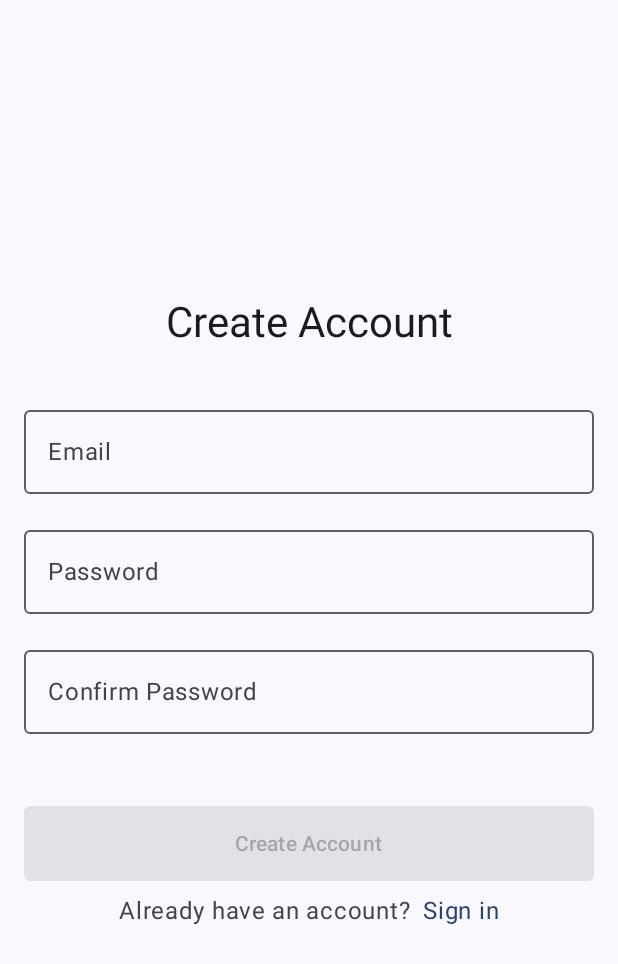
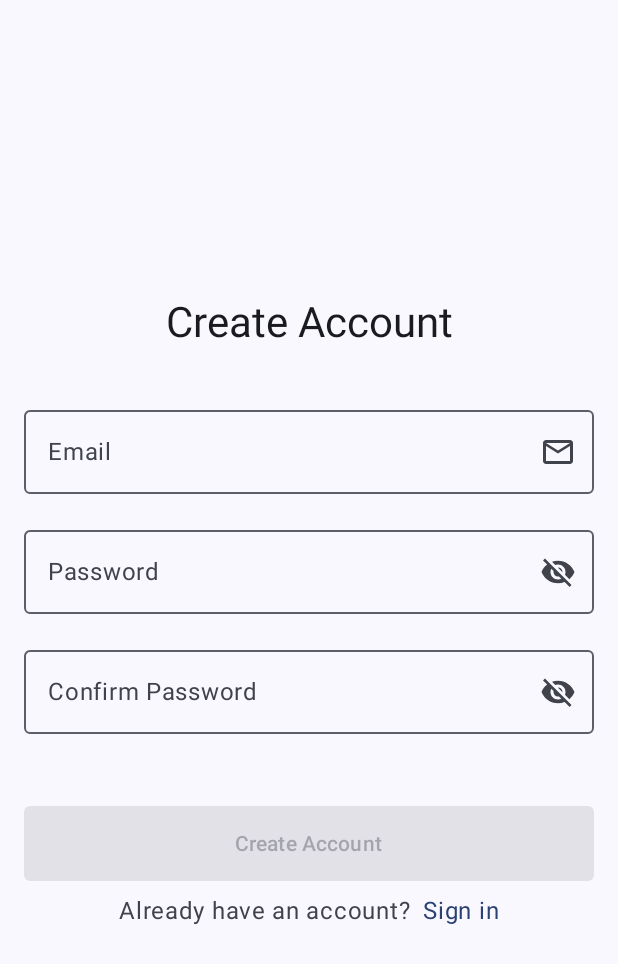
Before and after one commit to itsmeRonjie/GWeather, an Android app built with Jetpack Compose: the screen it shows after launch (MainActivity), after a tap on "Sign up", on a phone screen of 412 x 824 dp. Shown: the top 964 px of the screen. Run offline under Robolectric (Android 15) with nearby library versions, the phone set to English and light mode, and no system bars; our stand-ins replace Dagger/Hilt's generated code, Firebase (no records; nobody signed in at launch, a user with empty details on screens opened directly), Room's generated code; libraries missing offline, so code that uses them is left out: androidx.hilt.lifecycle.

Commit message:
Enhance AuthScreen password visibility and add email icon
This commit updates the `AuthScreen.kt` to improve the user experience for password input and email fields.

Key changes:
-   **Password Visibility Toggle**:
    -   Added `passwordVisible` and `confirmPasswordVisible` state variables to control the visibility of password text.
    -   Implemented `IconButton` with `Visibility` and `VisibilityOff` icons to allow users to toggle password visibility for both the password and confirm password fields.
-   **Email Field Icon**:
    -   Added an `Email` icon as a `trailingIcon` to the email `OutlinedTextField` for better visual indication.

```diff
--- a/app/src/main/java/com/ronjie/gweather/presentation/screen/auth/AuthScreen.kt
+++ b/app/src/main/java/com/ronjie/gweather/presentation/screen/auth/AuthScreen.kt
@@ -21,8 +21,14 @@ import androidx.compose.foundation.layout.padding
 import androidx.compose.foundation.layout.width
 import androidx.compose.foundation.shape.RoundedCornerShape
 import androidx.compose.foundation.text.KeyboardOptions
+import androidx.compose.material.icons.Icons
+import androidx.compose.material.icons.filled.Visibility
+import androidx.compose.material.icons.filled.VisibilityOff
+import androidx.compose.material.icons.outlined.Email
 import androidx.compose.material3.Button
 import androidx.compose.material3.CircularProgressIndicator
+import androidx.compose.material3.Icon
+import androidx.compose.material3.IconButton
 import androidx.compose.material3.MaterialTheme
 import androidx.compose.material3.OutlinedTextField
 import androidx.compose.material3.Text
@@ -51,6 +57,8 @@ fun AuthScreen(
     var email by remember { mutableStateOf("") }
     var password by remember { mutableStateOf("") }
     var confirmPassword by remember { mutableStateOf("") }
+    var passwordVisible by remember { mutableStateOf(false) }
+    var confirmPasswordVisible by remember { mutableStateOf(false) }
 
     val isEmailValid = remember(email) {
         android.util.Patterns.EMAIL_ADDRESS.matcher(email).matches()
@@ -121,6 +129,12 @@ fun AuthScreen(
                 AnimatedVisibility(email.isNotEmpty() && !isEmailValid) {
                     Text("Please enter a valid email address")
                 }
+            },
+            trailingIcon = {
+                Icon(
+                    imageVector = Icons.Outlined.Email,
+                    contentDescription = "Email"
+                )
             }
         )
 
@@ -129,12 +143,20 @@ fun AuthScreen(
             onValueChange = { password = it },
             label = { Text("Password") },
             singleLine = true,
-            visualTransformation = PasswordVisualTransformation(),
+            visualTransformation = if (passwordVisible) androidx.compose.ui.text.input.VisualTransformation.None else PasswordVisualTransformation(),
             keyboardOptions = KeyboardOptions(
                 keyboardType = KeyboardType.Password,
                 imeAction = if (isLogin) ImeAction.Done else ImeAction.Next
             ),
             modifier = Modifier.fillMaxWidth(),
+            trailingIcon = {
+                val image = if (passwordVisible) Icons.Filled.Visibility else Icons.Filled.VisibilityOff
+                val description = if (passwordVisible) "Hide password" else "Show password"
+
+                IconButton(onClick = { passwordVisible = !passwordVisible }) {
+                    Icon(imageVector = image, contentDescription = description)
+                }
+            },
             isError = !isLogin && password.isNotEmpty() && confirmPassword.isNotEmpty() && password != confirmPassword
         )
 
@@ -145,13 +167,23 @@ fun AuthScreen(
                 onValueChange = { confirmPassword = it },
                 label = { Text("Confirm Password") },
                 singleLine = true,
-                visualTransformation = PasswordVisualTransformation(),
+                visualTransformation = if (confirmPasswordVisible) androidx.compose.ui.text.input.VisualTransformation.None else PasswordVisualTransformation(),
                 keyboardOptions = KeyboardOptions(
                     keyboardType = KeyboardType.Password,
                     imeAction = ImeAction.Done
                 ),
                 modifier = Modifier.fillMaxWidth(),
                 isError = confirmPassword.isNotEmpty() && password != confirmPassword,
+                trailingIcon = {
+                    val image =
+                        if (confirmPasswordVisible) Icons.Filled.Visibility else Icons.Filled.VisibilityOff
+                    val description =
+                        if (confirmPasswordVisible) "Hide password" else "Show password"
+
+                    IconButton(onClick = { confirmPasswordVisible = !confirmPasswordVisible }) {
+                        Icon(imageVector = image, contentDescription = description)
+                    }
+                },
                 supportingText = {
                     AnimatedVisibility(confirmPassword.isNotEmpty() && password != confirmPassword) {
                         Text("Passwords don't match")
```
